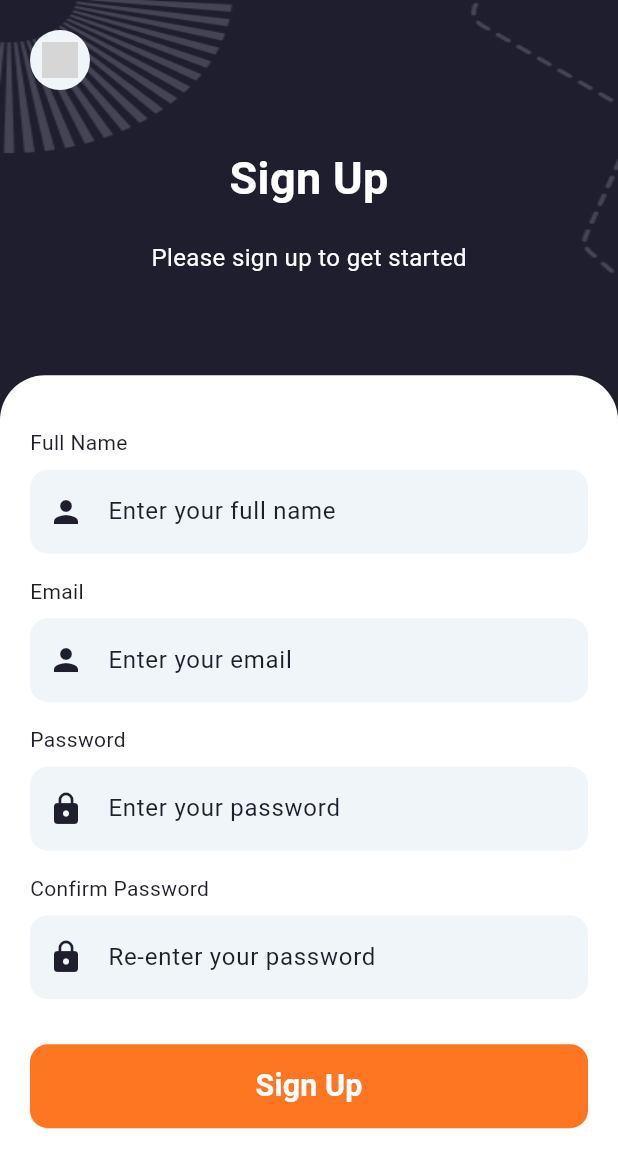
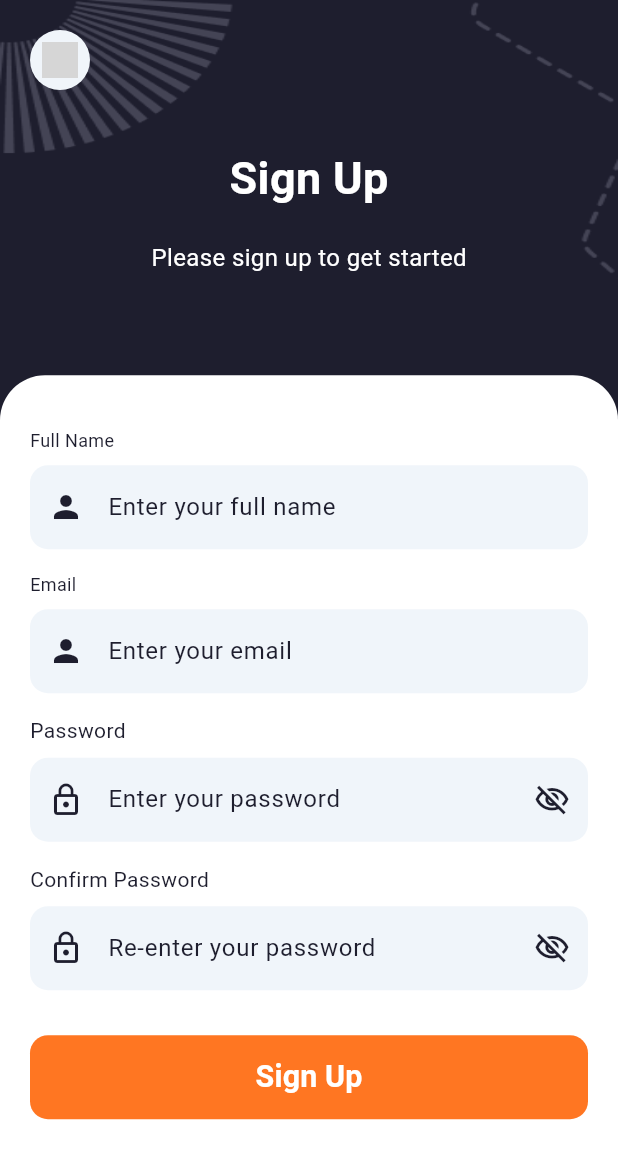
Before and after one commit to tech-cell-eg/Round-3-Restaurant-App, a Flutter app: the SignUpScreen screen opened by its route, on a phone screen of 412 x 824 dp. Shown: the top 1168 px of the screen. Run offline on Flutter 3.47's test engine with Material 3 defaults, Android fonts, the light colour scheme and no system bars; our stand-ins replace device_preview, dio, flutter_bloc, flutter_screenutil, flutter_svg, font_awesome_flutter and 2 more; accounts and stored records are empty; Roboto replaces fonts that are missing (Sen); grey boxes are pictures that could not be loaded.

Commit message:
refactor: rest input field

```diff
--- a/lib/core/ui/inputs.dart
+++ b/lib/core/ui/inputs.dart
@@ -1,69 +1,107 @@
 import 'package:flutter/material.dart';
+import 'package:food_app/core/utils/app_color.dart';
+import 'package:food_app/core/utils/app_text_style.dart';
 
 class TextInputField extends StatelessWidget {
-  final Icon? icon;
   final String label;
-  final int? maxLines;
+  final bool enabled;
   final String? hint;
-  final bool? email, phone, enabled;
-  final TextEditingController controller;
+  final IconData? icon;
+  final int lines;
+  final TextInputType keyboardType;
+  final void Function(String)? onChanged;
+  final TextEditingController? controller;
   final String? Function(String?)? validator;
-  final void Function(String)? onChanged;
+
   const TextInputField({
     super.key,
     this.icon,
     this.hint,
-    this.email,
-    this.phone,
-    this.maxLines,
     this.validator,
     this.onChanged,
+    this.controller,
+    required this.label,
+    this.lines = 1,
     this.enabled = true,
-    required this.label,
-    required this.controller,
+    this.keyboardType = TextInputType.text,
   });
 
   @override
   Widget build(BuildContext context) {
-    return TextFormField(
+    return Column(
+      crossAxisAlignment: CrossAxisAlignment.start,
+      children: [
+        Text(
+          label,
+          style: AppTextStyle.label.copyWith(color: AppColor.kPrimaryDark),
+        ),
+        const SizedBox(height: 8),
+        TextFormField(
+          controller: controller,
+          keyboardType: keyboardType,
+          validator: validator,
+          onChanged: onChanged,
           enabled: enabled,
-      maxLines: maxLines,
-      validator: validator,
-      controller: controller,
-      onChanged: onChanged,
-      textAlignVertical: maxLines == null || maxLines == 1
-          ? TextAlignVertical.center
-          : TextAlignVertical.top,
-      keyboardType: email == true
-          ? TextInputType.emailAddress
-          : phone == true
-              ? TextInputType.phone
-              : TextInputType.multiline,
+          maxLines: lines,
           decoration: InputDecoration(
+            hintText: hint,
+            hintStyle: const TextStyle(color: AppColor.kPrimaryDark),
             filled: true,
-        prefixIcon: icon,
-        labelText: label,
-        hintText: hint,
-        alignLabelWithHint: maxLines != null && maxLines! > 1,
+            fillColor: AppColor.kGreyColor,
+            prefixIcon:
+                icon != null
+                    ? Padding(
+                      padding: const EdgeInsets.all(12.0),
+                      child: Icon(icon, color: AppColor.kPrimaryDark, size: 24),
+                    )
+                    : null,
+            border: OutlineInputBorder(
+              borderRadius: BorderRadius.circular(12),
+              borderSide: BorderSide.none,
             ),
+            enabledBorder: OutlineInputBorder(
+              borderRadius: BorderRadius.circular(12),
+              borderSide: BorderSide.none,
+            ),
+            focusedBorder: OutlineInputBorder(
+              borderRadius: BorderRadius.circular(12),
+              borderSide: const BorderSide(
+                color: AppColor.kPrimaryColor,
+                width: 1.5,
+              ),
+            ),
+            errorBorder: OutlineInputBorder(
+              borderRadius: BorderRadius.circular(12),
+              borderSide: const BorderSide(
+                color: AppColor.kRedColor,
+                width: 1.5,
+              ),
+            ),
+            contentPadding: const EdgeInsets.symmetric(
+              vertical: 16,
+              horizontal: 16,
+            ),
+          ),
+        ),
+      ],
     );
   }
 }
 
 class PasswordInputField extends StatefulWidget {
-  final Icon? icon;
   final String label;
-  final String? hint;
+  final String hint;
+  final void Function(String)? onChanged;
+  final TextEditingController? controller;
+  final String? Function(String?)? validator;
 
-  final TextEditingController controller;
-  final String? Function(String?)? validator;
   const PasswordInputField({
     super.key,
-    this.icon,
-    this.hint,
     this.validator,
+    this.onChanged,
+    this.controller,
     required this.label,
-    required this.controller,
+    required this.hint,
   });
 
   @override
@@ -74,22 +112,72 @@ class _PasswordInputFieldState extends State<PasswordInputField> {
   bool obscureText = true;
   @override
   Widget build(BuildContext context) {
-    return TextFormField(
+    return Column(
+      crossAxisAlignment: CrossAxisAlignment.start,
+      children: [
+        Text(
+          widget.label,
+          style: AppTextStyle.description.copyWith(
+            color: AppColor.kPrimaryDark,
+          ),
+        ),
+        const SizedBox(height: 8),
+        TextFormField(
+          controller: widget.controller,
           obscureText: obscureText,
           validator: widget.validator,
-      controller: widget.controller,
-      textInputAction: TextInputAction.done,
-      keyboardType: TextInputType.visiblePassword,
+          onChanged: widget.onChanged,
           decoration: InputDecoration(
+            hintText: widget.hint,
+            hintStyle: const TextStyle(color: AppColor.kPrimaryDark),
             filled: true,
-        hintText: widget.hint,
-        labelText: widget.label,
-        prefixIcon: Icon(Icons.visibility),
+            fillColor: AppColor.kGreyColor,
+            prefixIcon: Icon(
+              Icons.lock_outline,
+              color: AppColor.kPrimaryDark,
+              size: 24,
+            ),
             suffixIcon: IconButton(
-          icon: Icon(obscureText ? Icons.visibility : Icons.visibility_off),
               onPressed: () => setState(() => obscureText = !obscureText),
+              icon: Icon(
+                obscureText
+                    ? Icons.visibility_off_outlined
+                    : Icons.visibility_outlined,
+                color: AppColor.kPrimaryDark,
+              ),
+              padding: const EdgeInsets.all(12.0),
+              constraints: const BoxConstraints(),
+              iconSize: 24,
+            ),
+            border: OutlineInputBorder(
+              borderRadius: BorderRadius.circular(12),
+              borderSide: BorderSide.none,
+            ),
+            enabledBorder: OutlineInputBorder(
+              borderRadius: BorderRadius.circular(12),
+              borderSide: BorderSide.none,
+            ),
+            focusedBorder: OutlineInputBorder(
+              borderRadius: BorderRadius.circular(12),
+              borderSide: const BorderSide(
+                color: AppColor.kPrimaryColor,
+                width: 1.5,
               ),
             ),
+            errorBorder: OutlineInputBorder(
+              borderRadius: BorderRadius.circular(12),
+              borderSide: const BorderSide(
+                color: AppColor.kRedColor,
+                width: 1.5,
+              ),
+            ),
+            contentPadding: const EdgeInsets.symmetric(
+              vertical: 16,
+              horizontal: 16,
+            ),
+          ),
+        ),
+      ],
     );
   }
 }
--- a/lib/features/auth/presentation/screens/location_screen.dart
+++ b/lib/features/auth/presentation/screens/location_screen.dart
@@ -108,6 +108,7 @@ class _AddressBottomSheetState extends State<AddressBottomSheet> {
                 child: TextInputField(
                   label: "Address",
                   controller: controller,
+                  hint: "Home • 123 Main St",
                   validator: InputValidator.validateAddress,
                 ),
               ),
--- a/lib/features/auth/presentation/widgets/sign_up_form.dart
+++ b/lib/features/auth/presentation/widgets/sign_up_form.dart
@@ -1,7 +1,7 @@
 import 'package:flutter/material.dart';
 import 'package:food_app/core/constants/routes.dart';
 import 'package:food_app/core/ui/buttons.dart';
-import 'package:food_app/features/auth/presentation/widgets/text_form_field.dart';
+import 'package:food_app/core/ui/inputs.dart';
 
 class SignUpForm extends StatelessWidget {
   const SignUpForm({super.key});
@@ -13,30 +13,26 @@ class SignUpForm extends StatelessWidget {
         crossAxisAlignment: CrossAxisAlignment.start,
         children: [
           const SizedBox(height: 15),
-          AppTextFormField(
+          TextInputField(
             label: "Full Name",
-            hintText: "Enter your full name",
-            prefixIcon: Icons.person,
+            hint: "Enter your full name",
+            icon: Icons.person,
           ),
           const SizedBox(height: 15),
-          AppTextFormField(
+          TextInputField(
             label: "Email",
-            hintText: "Enter your email",
-            prefixIcon: Icons.person,
+            hint: "Enter your email",
+            icon: Icons.person,
           ),
           const SizedBox(height: 15),
-          AppTextFormField(
+          PasswordInputField(
             label: "Password",
-            hintText: "Enter your password",
-            obscureText: true,
-            prefixIcon: Icons.lock,
+            hint: "Enter your password",
           ),
           const SizedBox(height: 15),
-          AppTextFormField(
+          PasswordInputField(
             label: "Confirm Password",
-            hintText: "Re-enter your password",
-            obscureText: true,
-            prefixIcon: Icons.lock,
+            hint: "Re-enter your password",
           ),
           const SizedBox(height: 30),
           Buttons.fill(onPressed: () {
--- a/lib/features/auth/presentation/widgets/text_form_field.dart
+++ /dev/null
@@ -1,115 +0,0 @@
-import 'package:flutter/material.dart';
-import 'package:food_app/core/utils/app_text_style.dart';
-
-import '../../../../core/utils/app_color.dart';
-
-class AppTextFormField extends StatelessWidget {
-  final String label;
-  final String hintText;
-  final bool obscureText;
-  final TextInputType keyboardType;
-  final IconData? prefixIcon;
-  final IconData? suffixIcon;
-  final VoidCallback? onSuffixIconPressed;
-  final TextEditingController? controller;
-  final String? Function(String?)? validator;
-  final void Function(String)? onChanged;
-  final bool enabled;
-
-  const AppTextFormField({
-    super.key,
-    required this.label,
-    required this.hintText,
-    this.obscureText = false,
-    this.keyboardType = TextInputType.text,
-    this.prefixIcon,
-    this.suffixIcon,
-    this.onSuffixIconPressed,
-    this.controller,
-    this.validator,
-    this.onChanged,
-    this.enabled = true,
-  });
-
-  @override
-  Widget build(BuildContext context) {
-    return Column(
-      crossAxisAlignment: CrossAxisAlignment.start,
-      children: [
-        Text(
-          label,
-          style: AppTextStyle.description.copyWith(
-            color: AppColor.kPrimaryDark,
-          ),
-        ),
-        const SizedBox(height: 8),
-        TextFormField(
-          controller: controller,
-          obscureText: obscureText,
-          keyboardType: keyboardType,
-          validator: validator,
-          onChanged: onChanged,
-          enabled: enabled,
-          decoration: InputDecoration(
-            hintText: hintText,
-            hintStyle: const TextStyle(color: AppColor.kPrimaryDark),
-            filled: true,
-            fillColor: AppColor.kGreyColor,
-            prefixIcon:
-                prefixIcon != null
-                    ? Padding(
-                      padding: const EdgeInsets.all(12.0),
-                      child: Icon(
-                        prefixIcon,
-                        color: AppColor.kPrimaryDark,
-                        size: 24,
-                      ),
-                    )
-                    : null,
-            suffixIcon:
-                suffixIcon != null
-                    ? IconButton(
-                      onPressed: onSuffixIconPressed,
-                      icon: Icon(
-                        obscureText
-                            ? Icons.visibility_off_outlined
-                            : Icons.visibility_outlined,
-                        color: AppColor.kPrimaryDark,
-                      ),
-                      padding: const EdgeInsets.all(12.0),
-                      constraints: const BoxConstraints(),
-                      iconSize: 24,
-                    )
-                    : null,
-            border: OutlineInputBorder(
-              borderRadius: BorderRadius.circular(12),
-              borderSide: BorderSide.none,
-            ),
-            enabledBorder: OutlineInputBorder(
-              borderRadius: BorderRadius.circular(12),
-              borderSide: BorderSide.none,
-            ),
-            focusedBorder: OutlineInputBorder(
-              borderRadius: BorderRadius.circular(12),
-              borderSide: const BorderSide(
-                color: AppColor.kPrimaryColor,
-                width: 1.5,
-              ),
-            ),
-            errorBorder: OutlineInputBorder(
-              borderRadius: BorderRadius.circular(12),
-              borderSide: const BorderSide(
-                color: AppColor.kRedColor,
-                width: 1.5,
-              ),
-            ),
-            contentPadding: const EdgeInsets.symmetric(
-              vertical: 16,
-              horizontal: 16,
-            ),
-          ),
-        ),
-      ],
-    );
-  }
-}
--- a/lib/features/search/presentation/view/widgets/item_popular_fast_food.dart
+++ b/lib/features/search/presentation/view/widgets/item_popular_fast_food.dart
@@ -46,7 +46,7 @@ class ItemPopularFastFood extends StatelessWidget {
           ClipRRect(
             borderRadius: BorderRadius.circular(12.r),
             child: Image.asset(
-              AppImages.assetsImagesApplePizza,
+              AppImages.assetsImagesPizza,
               height: 84.h,
               width: 122.w,
             ),
```
Also changed, not shown: lib/core/utils/app_images.dart (+29 -27 lines), lib/features/auth/presentation/widgets/forget_password_form.dart (+6 -5 lines), lib/features/auth/presentation/widgets/login_form.dart (+7 -11 lines), lib/main.dart (+11 -1 lines), assets/images/food/hamburger.png (renamed from assets/images/food/homBurger.png), assets/images/restaurant.jpeg (renamed from assets/images/resturant.jpeg), assets/images/user.jpg (added). Lines whose indentation alone changed are shown as unchanged.
